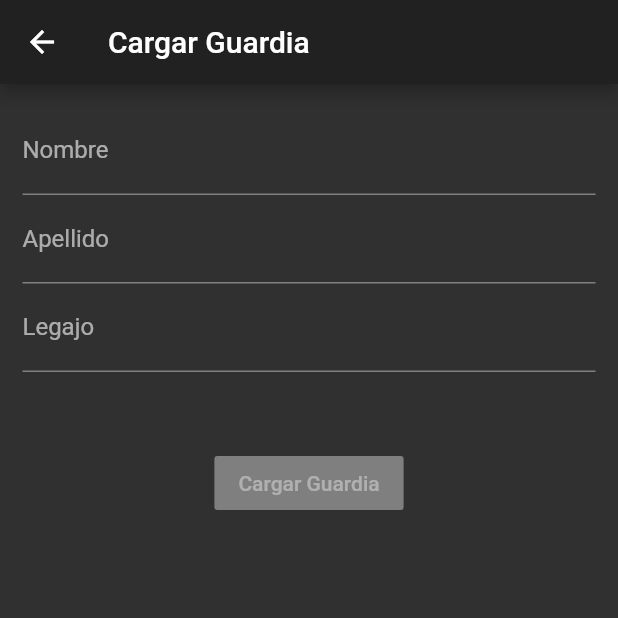
After one commit to liamosycka/Grackr, a Flutter app: the CreateGuardPage screen opened by its route, after a tap on "Cargar Guardia", on a phone screen of 412 x 824 dp, the top half of it. The commit adds this screen. Run offline on Flutter 3.47's test engine with Material 2 defaults, Android fonts, the phone set to English and light mode, and no system bars; our stand-ins replace auto_route, bloc, dartz, data_connection_checker, equatable, flutter_bloc and 4 more; missing offline and left inert: dbcrypt, postgres; accounts and stored records are empty; generated files the repository leaves out were written again; network calls fail.

Commit message:
Usecase: crete_guard under admin_features, Pages: admin_page, create_guard_page

```diff
--- a/lib/domain/guard_crud/usecases/create_guard.dart
+++ b/lib/domain/admin_features/usecases/create_guard.dart
@@ -7,10 +7,12 @@ import 'package:flutter/material.dart';
 import 'package:gracker_app/core/network/network_info.dart';
 import 'package:gracker_app/core/usecases/usecase.dart';
 import 'package:gracker_app/domain/core/entities/user.dart';
-import 'package:gracker_app/domain/guard_crud/repositories/guard_crud_repository.dart';
-import 'package:gracker_app/presentation/guard_crud/guard_crud_failures.dart';
+import 'package:gracker_app/domain/admin_features/repositories/guard_crud_repository.dart';
+import 'package:gracker_app/presentation/admin_features/admin_features_failures.dart';
+import 'package:injectable/injectable.dart';
 
-class Create_Guard implements UseCase<Guard_CRUD_Failure, Unit, Params> {
+@lazySingleton
+class Create_Guard implements UseCase<Admin_Features_Failure, Unit, Params> {
   final Guard_CRUD_Repository guard_CRUD_Repository;
   final Network_Info networkInfo;
   final DBCrypt dbCrypt;
@@ -21,19 +23,15 @@ class Create_Guard implements UseCase<Guard_CRUD_Failure, Unit, Params> {
       @required this.dbCrypt});
 
   @override
-  Future<Either<Guard_CRUD_Failure, Unit>> call(Params params) async {
-    /* Comenté esto porque Lint me estaba marcando que no se estaba usando... y efectivamente no se está usando
-    Asi que en vez de borrarlo te lo dejo para que lo revises
-    final guard = Guard(
-      name: params.name,
-      surname: params.surname,
-      employeeID: params.employeeID,
-    );*/
+  Future<Either<Admin_Features_Failure, Unit>> call(Params params) async {
     final String username = "${params.surname}_${params.employeeID}";
-    final list = List(2) as List<String>;
-    _generateStart_End_random(list);
+    //final list = List(2) as List<String>;
+    //_generateStart_End_random(list);
     final String plainPassword =
-        "$list[0]${params.surname}_${params.employeeID}$list[1]";
+        // ignore: prefer_interpolation_to_compose_strings
+        "123" + params.surname + "_" + params.employeeID;
+    //final String plainPassword =
+    //   "${list[0]}${params.surname}_${params.employeeID}${list[1]}";
     final user = User(
         username: username, plainPassword: plainPassword, permissionLevel: 0);
     if (await networkInfo.isConnected) {
@@ -42,7 +40,7 @@ class Create_Guard implements UseCase<Guard_CRUD_Failure, Unit, Params> {
       final result = await guard_CRUD_Repository.create_Guard(user, hashedPass);
       return result.fold((failure) => Left(failure), (r) => Right(r));
     } else {
-      return const Left(Guard_CRUD_Failure.noInternetConnection());
+      return const Left(Admin_Features_Failure.noInternetConnection());
     }
   }
 }
--- a/lib/domain/guard_crud/value_objects.dart
+++ b/lib/domain/admin_features/value_objects.dart
@@ -3,16 +3,16 @@ import 'package:gracker_app/core/error/failures.dart';
 import 'package:gracker_app/core/value_objects.dart';
 import 'package:gracker_app/core/value_validators.dart';
 
-class Nombre_Apellido extends ValueObject<String> {
+class Name_Surname extends ValueObject<String> {
   @override
   final Either<ValueFailure<String>, String> value;
-  factory Nombre_Apellido(String input) {
+  factory Name_Surname(String input) {
     assert(input != null);
-    return Nombre_Apellido._(
+    return Name_Surname._(
       validateTest1(input),
     );
   }
-  const Nombre_Apellido._(this.value);
+  const Name_Surname._(this.value);
 }
 
 class EmployeeID extends ValueObject<String> {
--- /dev/null
+++ b/lib/presentation/admin_features/admin_features_failures.dart
@@ -0,0 +1,24 @@
+import 'package:freezed_annotation/freezed_annotation.dart';
+import 'package:flutter/foundation.dart';
+
+part 'admin_features_failures.freezed.dart';
+
+@freezed
+abstract class Admin_Features_Failure with _$Admin_Features_Failure {
+  /// De la clase [User_Repository_Impl] cuando no hay un [User] almacenado
+  /// en la DB con ese 'username'.
+  const factory Admin_Features_Failure.invalidName(
+      {@required String failedValue}) = InvalidName;
+
+  const factory Admin_Features_Failure.invalidSurname(
+      {@required String failedValue}) = InvalidSurname;
+
+  const factory Admin_Features_Failure.invalidEmployeeID(
+      {@required String failedValue}) = InvalidEmployeeID;
+
+  const factory Admin_Features_Failure.noInternetConnection() =
+      NoInternetConnection;
+
+  const factory Admin_Features_Failure.failedToCreateUser() =
+      FailedToCreateUser;
+}
--- /dev/null
+++ b/lib/presentation/admin_features/guard_crud/create_guard/bloc/create_guard_bloc.dart
@@ -0,0 +1,29 @@
+import 'package:dartz/dartz.dart';
+import 'package:flutter/material.dart';
+import 'package:flutter_bloc/flutter_bloc.dart';
+import 'package:gracker_app/domain/admin_features/usecases/create_guard.dart';
+import 'package:gracker_app/presentation/admin_features/guard_crud/create_guard/bloc/create_guard_event.dart';
+import 'package:gracker_app/presentation/admin_features/guard_crud/create_guard/bloc/create_guard_state.dart';
+import 'package:injectable/injectable.dart';
+
+@injectable
+class Create_Guard_Bloc extends Bloc<CreateGuardEvent, CreateGuardState> {
+  Create_Guard createGuard;
+
+  Create_Guard_Bloc({@required this.createGuard})
+      : assert(createGuard != null),
+        super(CreateGuardState.initial());
+
+  @override
+  Stream<CreateGuardState> mapEventToState(CreateGuardEvent event) async* {
+    yield* event.map(submit: (e) async* {
+      yield state.copyWith(isSubmitting: true);
+      final failureOrSuccess = await createGuard.call(
+        Params(name: e.name, surname: e.surname, employeeID: e.employeeID),
+      );
+      yield state.copyWith(
+          isSubmitting: false,
+          adminFeaturesFailureOrSuccess: optionOf(failureOrSuccess));
+    });
+  }
+}
--- /dev/null
+++ b/lib/presentation/admin_features/guard_crud/create_guard/bloc/create_guard_event.dart
@@ -0,0 +1,12 @@
+import 'package:freezed_annotation/freezed_annotation.dart';
+import 'package:flutter/foundation.dart';
+
+part 'create_guard_event.freezed.dart';
+
+@freezed
+abstract class CreateGuardEvent with _$CreateGuardEvent {
+  const factory CreateGuardEvent.submit(
+      {@required String name,
+      @required String surname,
+      @required String employeeID}) = Submit;
+}
--- /dev/null
+++ b/lib/presentation/admin_features/guard_crud/create_guard/bloc/create_guard_state.dart
@@ -0,0 +1,34 @@
+import 'package:dartz/dartz.dart';
+import 'package:freezed_annotation/freezed_annotation.dart';
+import 'package:flutter/foundation.dart';
+import 'package:gracker_app/domain/admin_features/value_objects.dart';
+import 'package:gracker_app/presentation/admin_features/admin_features_failures.dart';
+
+part 'create_guard_state.freezed.dart';
+
+@freezed
+abstract class CreateGuardState with _$CreateGuardState {
+  const factory CreateGuardState(
+      {@required
+          Name_Surname name,
+      @required
+          Name_Surname surname,
+      @required
+          EmployeeID employeeID,
+      @required
+          bool showErrorMessages,
+      @required
+          bool isSubmitting,
+      @required
+          Option<Either<Admin_Features_Failure, Unit>>
+              adminFeaturesFailureOrSuccess}) = _CreateGuardState;
+
+  factory CreateGuardState.initial() => CreateGuardState(
+        name: Name_Surname(''),
+        surname: Name_Surname(''),
+        employeeID: EmployeeID(''),
+        showErrorMessages: false,
+        isSubmitting: false,
+        adminFeaturesFailureOrSuccess: none(),
+      );
+}
--- /dev/null
+++ b/lib/presentation/admin_features/guard_crud/pages/create_guard_page.dart
@@ -0,0 +1,108 @@
+import 'package:flutter/material.dart';
+import 'package:flutter_bloc/flutter_bloc.dart';
+import 'package:gracker_app/injection/injection_container.dart';
+import 'package:gracker_app/presentation/admin_features/guard_crud/create_guard/bloc/create_guard_bloc.dart';
+import 'package:gracker_app/presentation/admin_features/guard_crud/create_guard/bloc/create_guard_event.dart';
+import 'package:gracker_app/presentation/admin_features/guard_crud/create_guard/bloc/create_guard_state.dart';
+
+class CreateGuardPage extends StatefulWidget {
+  const CreateGuardPage({Key key}) : super(key: key);
+  @override
+  _CreateGuardState createState() => _CreateGuardState();
+}
+
+class _CreateGuardState extends State<CreateGuardPage> {
+  @override
+  Widget build(BuildContext context) {
+    return Scaffold(
+      appBar: AppBar(
+        title: const Text('Cargar Guardia'),
+      ),
+      body: BlocProvider(
+          create: (_) => serviceLocator<Create_Guard_Bloc>(),
+          child: mainContent(context)),
+    );
+  }
+
+  Widget mainContent(BuildContext context) {
+    return InputForm();
+  }
+}
+
+class InputForm extends StatefulWidget {
+  @override
+  State<StatefulWidget> createState() => _InputForm();
+}
+
+class _InputForm extends State<InputForm> {
+  final _textControllerName = TextEditingController();
+  final _textControllerSurname = TextEditingController();
+  final _textControllerEmployeeID = TextEditingController();
+
+  @override
+  void dispose() {
+    _textControllerName.dispose();
+    _textControllerSurname.dispose();
+    _textControllerEmployeeID.dispose();
+    super.dispose();
+  }
+
+  @override
+  Widget build(BuildContext context) {
+    void _guardInfoSubmit() {
+      BlocProvider.of<Create_Guard_Bloc>(context).add(CreateGuardEvent.submit(
+          name: _textControllerName.text,
+          surname: _textControllerSurname.text,
+          employeeID: _textControllerEmployeeID.text));
+    }
+
+    return BlocListener<Create_Guard_Bloc, CreateGuardState>(
+      listener: (context, CreateGuardState state) {
+        return state.adminFeaturesFailureOrSuccess.fold(() => null, (either) {
+          return either.fold((failure) {
+            Scaffold.of(context).showSnackBar(
+              SnackBar(
+                content: const Text('Error'),
+                backgroundColor: Colors.red,
+              ),
+            );
+          },
+              (_) => Scaffold.of(context).showSnackBar(SnackBar(
+                    content: const Text('Success'),
+                    backgroundColor: Colors.green,
+                  )));
+        });
+      },
+      child: BlocBuilder<Create_Guard_Bloc, CreateGuardState>(
+        builder: (context, CreateGuardState state) {
+          return Form(
+            child: Padding(
+              padding: const EdgeInsets.all(15.0),
+              child: Column(
+                children: [
+                  TextFormField(
+                    decoration: const InputDecoration(labelText: 'Nombre'),
+                    controller: _textControllerName,
+                  ),
+                  TextFormField(
+                    decoration: const InputDecoration(labelText: 'Apellido'),
+                    controller: _textControllerSurname,
+                  ),
+                  TextFormField(
+                    decoration: const InputDecoration(labelText: 'Legajo'),
+                    controller: _textControllerEmployeeID,
+                  ),
+                  const SizedBox(height: 50, width: 50),
+                  RaisedButton(
+                    onPressed: state.isSubmitting ? null : _guardInfoSubmit,
+                    child: const Text('Cargar Guardia'),
+                  )
+                ],
+              ),
+            ),
+          );
+        },
+      ),
+    );
+  }
+}
--- a/lib/presentation/authentication/bloc/login_bloc.dart
+++ b/lib/presentation/authentication/bloc/login_bloc.dart
@@ -42,6 +42,7 @@ class Login_Bloc extends Bloc<LoginEvent, LoginState> {
 
       yield state.copyWith(
           isSubmitting: false,
+          //TODO change name: Failrue => Failure
           authFailrueOrSuccess: optionOf(failureOrSuccess));
     });
   }
--- a/lib/presentation/core/pages/splash/splash_page.dart
+++ b/lib/presentation/core/pages/splash/splash_page.dart
@@ -13,7 +13,9 @@ class SplashPage extends StatelessWidget {
         state.maybeMap(
           orElse: () {},
           // TODO Rutas
-          authenticated: (_) => ExtendedNavigator.of(context).pushTestPage(),
+          //TODO habria que diferenciar un state con authenticated de admin/guardia
+          //authenticated: (_) => ExtendedNavigator.of(context).pushTestPage(),
+          authenticated: (_) => ExtendedNavigator.of(context).pushAdminPage(),
           unauthenticated: (_) =>
               ExtendedNavigator.of(context).pushLandingPage(),
         );
--- a/lib/presentation/core/routes/router.dart
+++ b/lib/presentation/core/routes/router.dart
@@ -1,13 +1,17 @@
 import 'package:auto_route/auto_route_annotations.dart';
+import 'package:gracker_app/presentation/admin_features/pages/admin_page.dart';
 import 'package:gracker_app/presentation/authentication/pages/landing_page.dart';
 import 'package:gracker_app/presentation/core/pages/splash/splash_page.dart';
 import 'package:gracker_app/presentation/core/routes/test_page.dart';
+import 'package:gracker_app/presentation/admin_features/guard_crud/pages/create_guard_page.dart';
 
 @MaterialAutoRouter(
   routes: <AutoRoute>[
     MaterialRoute(page: SplashPage, initial: true),
     MaterialRoute(page: LandingPage),
     MaterialRoute(page: TestPage),
+    MaterialRoute(page: AdminPage),
+    MaterialRoute(page: CreateGuardPage),
   ],
   generateNavigationHelperExtension: true,
 )
```
Also changed, not shown: lib/data/admin_features/datasources/guard_crud_remote_impl/guard_crud_remote_postgresql.dart (renamed from lib/data/guard_crud/datasources/guard_crud_remote_impl/guard_crud_remote_postgresql.dart, +3 -7 lines), lib/data/admin_features/repositories/guard_crud_repository_impl.dart (renamed from lib/data/guard_crud/repositories/guard_crud_repository_impl.dart, +8 -5 lines), lib/domain/admin_features/repositories/guard_crud_repository.dart (added, +10 -0 lines), lib/domain/guard_crud/repositories/guard_crud_repository.dart (deleted, +0 -8 lines), lib/injection/injection_container.dart (+22 -1 lines), lib/presentation/admin_features/pages/admin_page.dart (added, +24 -0 lines), lib/presentation/authentication/pages/landing_page.dart (+7 -1 lines), lib/presentation/guard_crud/guard_crud_failures.dart (deleted, +0 -23 lines), lib/data/admin_features/datasources/guard_crud_remote_datasource.dart (renamed from lib/data/guard_crud/datasources/guard_crud_remote_datasource.dart), lib/injection/injection.config.dart, lib/presentation/admin_features/admin_features_failures.freezed.dart, lib/presentation/admin_features/guard_crud/create_guard/bloc/create_guard_event.freezed.dart (added), lib/presentation/admin_features/guard_crud/create_guard/bloc/create_guard_state.freezed.dart (added), lib/presentation/core/routes/router.gr.dart.
